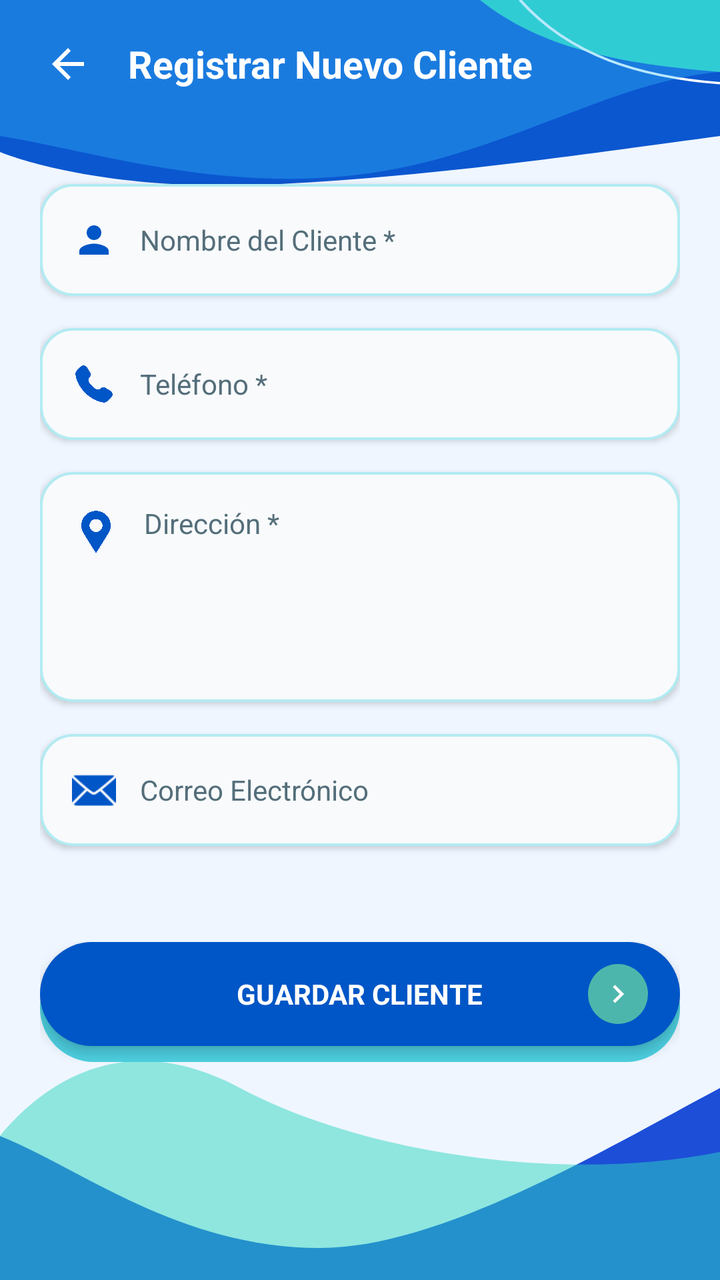
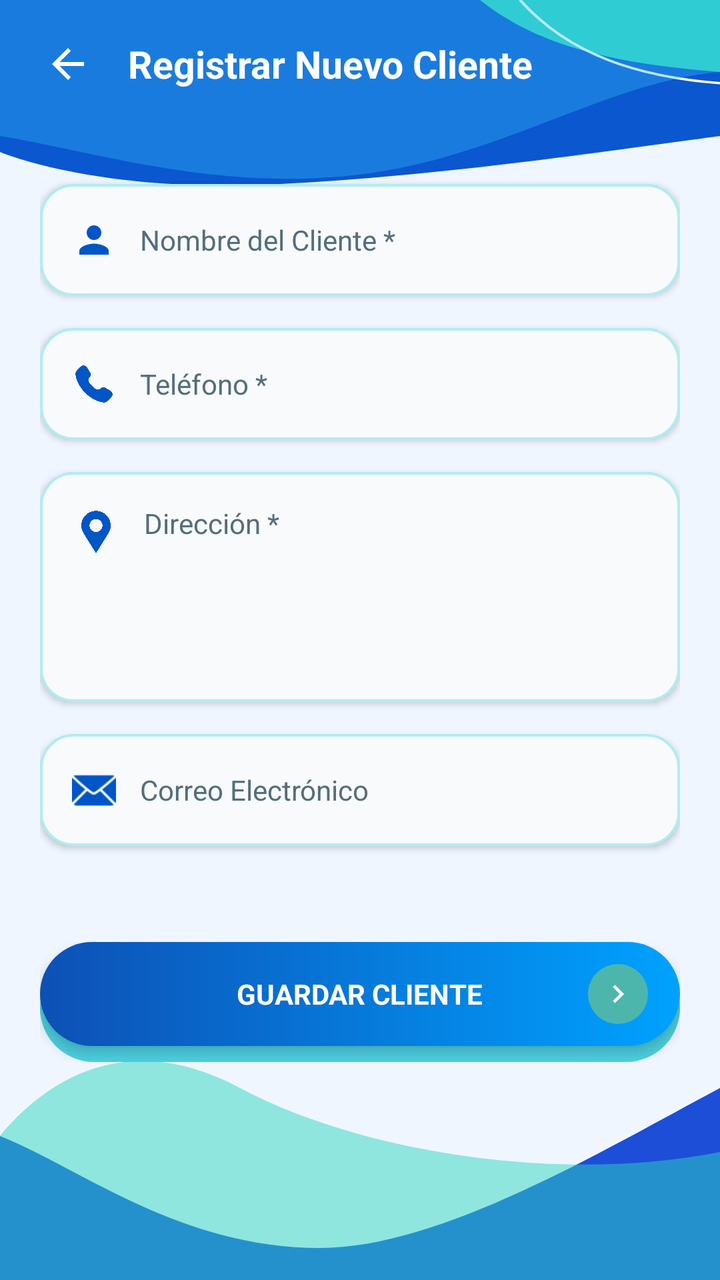

An Android layout rendered at two revisions. The XML below is the earlier revision; the diff shows what the commit changed to produce the second picture.
<!-- AndroidManifest.xml: application theme Theme.ClimaTrack -->
<!-- res/layout/activity_formulario_cliente.xml -->
<?xml version="1.0" encoding="utf-8"?>
<androidx.constraintlayout.widget.ConstraintLayout xmlns:android="http://schemas.android.com/apk/res/android"
    xmlns:app="http://schemas.android.com/apk/res-auto"
    xmlns:tools="http://schemas.android.com/tools"
    android:layout_width="match_parent"
    android:layout_height="match_parent"
    android:background="@drawable/bg_detalle_orden">

    
    <RelativeLayout
        android:id="@+id/headerToolbar"
        android:layout_width="match_parent"
        android:layout_height="64dp"
        android:paddingHorizontal="16dp"
        app:layout_constraintTop_toTopOf="parent">

        <ImageButton
            android:id="@+id/btnVolver"
            android:layout_width="36dp"
            android:layout_height="36dp"
            android:layout_centerVertical="true"
            android:background="?attr/selectableItemBackgroundBorderless"
            android:contentDescription="Volver"
            android:src="@drawable/ic_arrow_back"
            app:tint="@android:color/white" />

        <TextView
            android:layout_width="wrap_content"
            android:layout_height="wrap_content"
            android:layout_centerVertical="true"
            android:layout_marginStart="12dp"
            android:layout_toEndOf="@id/btnVolver"
            android:text="Registrar Nuevo Cliente"
            android:textColor="@android:color/white"
            android:textSize="19sp"
            android:textStyle="bold" />

    </RelativeLayout>

    
    <androidx.core.widget.NestedScrollView
        android:layout_width="match_parent"
        android:layout_height="0dp"
        android:clipToPadding="false"
        android:padding="20dp"
        app:layout_constraintBottom_toBottomOf="parent"
        app:layout_constraintTop_toBottomOf="@id/headerToolbar">

        <LinearLayout
            android:layout_width="match_parent"
            android:layout_height="wrap_content"
            android:orientation="vertical">

            
            <LinearLayout
                android:layout_width="match_parent"
                android:layout_height="56dp"
                android:layout_marginTop="8dp"
                android:layout_marginBottom="16dp"
                android:background="@drawable/bg_input_field"
                android:elevation="2dp"
                android:gravity="center_vertical"
                android:paddingHorizontal="16dp">

                <ImageView
                    android:layout_width="22dp"
                    android:layout_height="22dp"
                    android:src="@drawable/ic_person"
                    app:tint="#0056C6" />

                <EditText
                    android:id="@+id/etNombreCliente"
                    android:layout_width="match_parent"
                    android:layout_height="match_parent"
                    android:layout_marginStart="12dp"
                    android:background="@null"
                    android:hint="Nombre del Cliente *"
                    android:inputType="textPersonName"
                    android:textColor="#1E293B"
                    android:textColorHint="#546E7A"
                    android:textSize="14sp" />
            </LinearLayout>

            
            <LinearLayout
                android:layout_width="match_parent"
                android:layout_height="56dp"
                android:layout_marginBottom="16dp"
                android:background="@drawable/bg_input_field"
                android:elevation="2dp"
                android:gravity="center_vertical"
                android:paddingHorizontal="16dp">

                <ImageView
                    android:layout_width="22dp"
                    android:layout_height="22dp"
                    android:src="@drawable/ic_call"
                    app:tint="#0056C6" />

                <EditText
                    android:id="@+id/etTelefono"
                    android:layout_width="match_parent"
                    android:layout_height="match_parent"
                    android:layout_marginStart="12dp"
                    android:background="@null"
                    android:hint="Teléfono *"
                    android:inputType="phone"
                    android:textColor="#1E293B"
                    android:textColorHint="#546E7A"
                    android:textSize="14sp" />
            </LinearLayout>

            
            <LinearLayout
                android:layout_width="match_parent"
                android:layout_height="115dp"
                android:layout_marginBottom="16dp"
                android:background="@drawable/bg_input_field"
                android:elevation="2dp"
                android:gravity="top"
                android:padding="16dp">

                <ImageView
                    android:layout_width="24dp"
                    android:layout_height="24dp"
                    android:layout_marginTop="2dp"
                    android:src="@drawable/ic_ubi"
                    app:tint="#0056C6" />

                <EditText
                    android:id="@+id/etDireccion"
                    android:layout_width="match_parent"
                    android:layout_height="match_parent"
                    android:layout_marginStart="12dp"
                    android:background="@null"
                    android:gravity="top|start"
                    android:hint="Dirección *"
                    android:inputType="textMultiLine"
                    android:textColor="#1E293B"
                    android:textColorHint="#546E7A"
                    android:textSize="14sp" />
            </LinearLayout>

            
            <LinearLayout
                android:layout_width="match_parent"
                android:layout_height="56dp"
                android:layout_marginBottom="28dp"
                android:background="@drawable/bg_input_field"
                android:elevation="2dp"
                android:gravity="center_vertical"
                android:paddingHorizontal="16dp">

                <ImageView
                    android:layout_width="22dp"
                    android:layout_height="22dp"
                    android:src="@android:drawable/ic_dialog_email"
                    app:tint="#0056C6" />

                <EditText
                    android:id="@+id/etCorreo"
                    android:layout_width="match_parent"
                    android:layout_height="match_parent"
                    android:layout_marginStart="12dp"
                    android:background="@null"
                    android:hint="Correo Electrónico"
                    android:inputType="textEmailAddress"
                    android:textColor="#1E293B"
                    android:textColorHint="#546E7A"
                    android:textSize="14sp" />
            </LinearLayout>
            
            <FrameLayout
                android:layout_width="match_parent"
                android:layout_height="60dp"
                android:layout_marginTop="20dp"
                android:layout_marginBottom="16dp">

            
            <View
                android:layout_width="match_parent"
                android:layout_height="54dp"
                android:layout_gravity="bottom"
                android:background="@drawable/bg_button_bottom_mint" />

            

            
            <RelativeLayout
                android:id="@+id/btnGuardarCliente"
                android:layout_width="match_parent"
                android:layout_height="52dp"
                android:background="@drawable/bg_btn_tomar_foto"
                android:clickable="true"
                android:elevation="4dp"
                android:focusable="true"
                android:paddingHorizontal="16dp">

                <TextView
                    android:layout_width="wrap_content"
                    android:layout_height="wrap_content"
                    android:layout_centerInParent="true"
                    android:text="GUARDAR CLIENTE"
                    android:textColor="@android:color/white"
                    android:textSize="14sp"
                    android:textStyle="bold" />

                
                <ImageView
                    android:layout_width="30dp"
                    android:layout_height="30dp"
                    android:layout_alignParentEnd="true"
                    android:layout_centerVertical="true"
                    android:background="@drawable/bg_circle_arrow"
                    android:padding="6dp"
                    android:src="@drawable/ic_chevron_right"
                    app:tint="@android:color/white" />

            </RelativeLayout>
            </FrameLayout>

        </LinearLayout>

    </androidx.core.widget.NestedScrollView>

</androidx.constraintlayout.widget.ConstraintLayout>
<!-- resources referenced by this layout -->
<resources>
  <!-- drawable bg_btn_tomar_foto (drawable) -->
  <?xml version="1.0" encoding="utf-8"?>
  <shape xmlns:android="http://schemas.android.com/apk/res/android"
      android:shape="rectangle">
      <corners android:radius="30dp" />
      <solid android:color="#0056C6" />
  </shape>
  <!-- drawable bg_button_bottom_mint (drawable) -->
  <?xml version="1.0" encoding="utf-8"?>
  <shape xmlns:android="http://schemas.android.com/apk/res/android"
      android:shape="rectangle">
      <solid android:color="#4DD0E1" />
      <corners android:radius="30dp" />
  </shape>
  <!-- drawable bg_circle_arrow (drawable) -->
  <?xml version="1.0" encoding="utf-8"?>
  <shape xmlns:android="http://schemas.android.com/apk/res/android"
      android:shape="oval">
      <solid android:color="#4DB6AC" />
  </shape>
  <!-- drawable bg_input_field (drawable) -->
  <?xml version="1.0" encoding="utf-8"?>
  <shape xmlns:android="http://schemas.android.com/apk/res/android"
      android:shape="rectangle">
      <solid android:color="#F8FAFC" />
      <corners android:radius="16dp" />
      <stroke
          android:width="1.2dp"
          android:color="#B2EBF2" />
  </shape>
  <!-- drawable ic_arrow_back (drawable) -->
  <vector xmlns:android="http://schemas.android.com/apk/res/android"
      android:width="24dp"
      android:height="24dp"
      android:viewportWidth="24"
      android:viewportHeight="24"
      android:tint="#FFFFFF">
    <path
        android:fillColor="@android:color/white"
        android:pathData="M20,11H7.83l5.59,-5.59L12,4l-8,8 8,8 1.41,-1.41L7.83,13H20v-2z"/>
  </vector>
  <!-- drawable ic_chevron_right (drawable) -->
  <vector xmlns:android="http://schemas.android.com/apk/res/android"
      android:width="24dp"
      android:height="24dp"
      android:viewportWidth="24"
      android:viewportHeight="24"
      android:tint="?attr/colorControlNormal">
      <path
          android:fillColor="#FF000000"
          android:pathData="M8.59,16.59 L13.17,12 L8.59,7.41 L10,6 L16,12 L10,18 Z" />
  </vector>
  <!-- drawable ic_person (drawable) -->
  <?xml version="1.0" encoding="utf-8"?>
  <vector xmlns:android="http://schemas.android.com/apk/res/android"
      android:width="24dp"
      android:height="24dp"
      android:viewportWidth="24"
      android:viewportHeight="24">
      <path
          android:fillColor="#757575"
          android:pathData="M12,12c2.21,0 4,-1.79 4,-4s-1.79,-4 -4,-4 -4,1.79 -4,4 1.79,4 4,4zM12,14c-2.67,0 -8,1.34 -8,4v2h16v-2c0,-2.66 -5.33,-4 -8,-4z" />
  </vector>
  <style name="Theme.ClimaTrack" parent="Base.Theme.ClimaTrack" />
  <color name="primary">#0D50B5</color>
  <color name="on_primary">#FFFFFF</color>
  <color name="primary_container">#D9EEFF</color>
  <color name="on_primary_container">#06366F</color>
  <color name="secondary">#68D0BC</color>
  <color name="on_secondary">#073A35</color>
  <color name="secondary_container">#D8F5EF</color>
  <color name="on_secondary_container">#12483F</color>
  <style name="Widget.App.BottomNavigationView" parent="Widget.Material3.BottomNavigationView">
          <item name="indicatorColor">#33FFFFFF</item>
          <item name="itemIconTint">@color/bottom_nav_colors_white</item>
          <item name="itemTextColor">@color/bottom_nav_colors_white</item>
          <item name="backgroundTint">#0D47A1</item>
      </style>
  <style name="ShapeAppearance.ClimaTrack.Small" parent="ShapeAppearance.Material3.SmallComponent">
          <item name="cornerSize">8dp</item>
      </style>
  <style name="ShapeAppearance.ClimaTrack.Medium" parent="ShapeAppearance.Material3.MediumComponent">
          <item name="cornerSize">16dp</item>
      </style>
  <style name="ShapeAppearance.ClimaTrack.Large" parent="ShapeAppearance.Material3.LargeComponent">
          <item name="cornerSize">28dp</item>
      </style>
  <!-- unchanged entries left out for length: 4 -->
</resources>

<!-- the commit's change to res/layout/activity_formulario_cliente.xml (unified diff, before → after) -->
@@ -186,37 +186,37 @@
             
 
             
-            <RelativeLayout
-                android:id="@+id/btnGuardarCliente"
-                android:layout_width="match_parent"
-                android:layout_height="52dp"
-                android:background="@drawable/bg_btn_tomar_foto"
-                android:clickable="true"
-                android:elevation="4dp"
-                android:focusable="true"
-                android:paddingHorizontal="16dp">
-
-                <TextView
-                    android:layout_width="wrap_content"
-                    android:layout_height="wrap_content"
-                    android:layout_centerInParent="true"
-                    android:text="GUARDAR CLIENTE"
-                    android:textColor="@android:color/white"
-                    android:textSize="14sp"
-                    android:textStyle="bold" />
-
-                
-                <ImageView
-                    android:layout_width="30dp"
-                    android:layout_height="30dp"
-                    android:layout_alignParentEnd="true"
-                    android:layout_centerVertical="true"
-                    android:background="@drawable/bg_circle_arrow"
-                    android:padding="6dp"
-                    android:src="@drawable/ic_chevron_right"
-                    app:tint="@android:color/white" />
-
-            </RelativeLayout>
+                <RelativeLayout
+                    android:id="@+id/btnGuardarCliente"
+                    android:layout_width="match_parent"
+                    android:layout_height="52dp"
+                    android:background="@drawable/btn_gradient"
+                    android:clickable="true"
+                    android:elevation="4dp"
+                    android:focusable="true"
+                    android:paddingHorizontal="16dp">
+
+                    <TextView
+                        android:layout_width="wrap_content"
+                        android:layout_height="wrap_content"
+                        android:layout_centerInParent="true"
+                        android:text="GUARDAR CLIENTE"
+                        android:textColor="@android:color/white"
+                        android:textSize="14sp"
+                        android:textStyle="bold" />
+
+                    
+                    <ImageView
+                        android:layout_width="30dp"
+                        android:layout_height="30dp"
+                        android:layout_alignParentEnd="true"
+                        android:layout_centerVertical="true"
+                        android:background="@drawable/bg_circle_arrow"
+                        android:padding="6dp"
+                        android:src="@drawable/ic_chevron_right"
+                        app:tint="@android:color/white" />
+
+                </RelativeLayout>
             </FrameLayout>
 
         </LinearLayout>
<!-- resource entries referenced after the edit -->
@@ -1,12 +1,5 @@
 <!-- resources referenced by this layout -->
 <resources>
-  <!-- drawable bg_btn_tomar_foto (drawable) -->
-  <?xml version="1.0" encoding="utf-8"?>
-  <shape xmlns:android="http://schemas.android.com/apk/res/android"
-      android:shape="rectangle">
-      <corners android:radius="30dp" />
-      <solid android:color="#0056C6" />
-  </shape>
   <!-- drawable bg_button_bottom_mint (drawable) -->
   <?xml version="1.0" encoding="utf-8"?>
   <shape xmlns:android="http://schemas.android.com/apk/res/android"
@@ -29,6 +22,17 @@
       <stroke
           android:width="1.2dp"
           android:color="#B2EBF2" />
+  </shape>
+  <!-- drawable btn_gradient (drawable) -->
+  <?xml version="1.0" encoding="utf-8"?>
+  <shape xmlns:android="http://schemas.android.com/apk/res/android"
+      android:shape="rectangle">
+      <gradient
+          android:angle="0"
+          android:endColor="#00A2FF"
+          android:startColor="#0D50B5"
+          android:type="linear" />
+      <corners android:radius="28dp" />
   </shape>
   <!-- drawable ic_arrow_back (drawable) -->
   <vector xmlns:android="http://schemas.android.com/apk/res/android"
